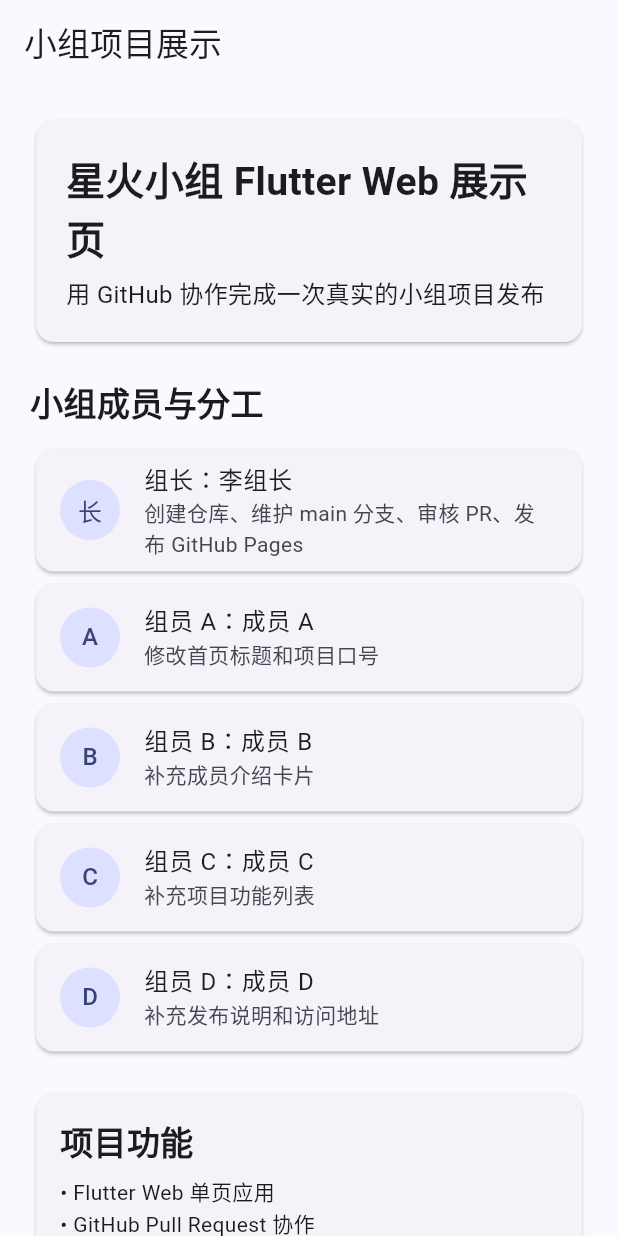
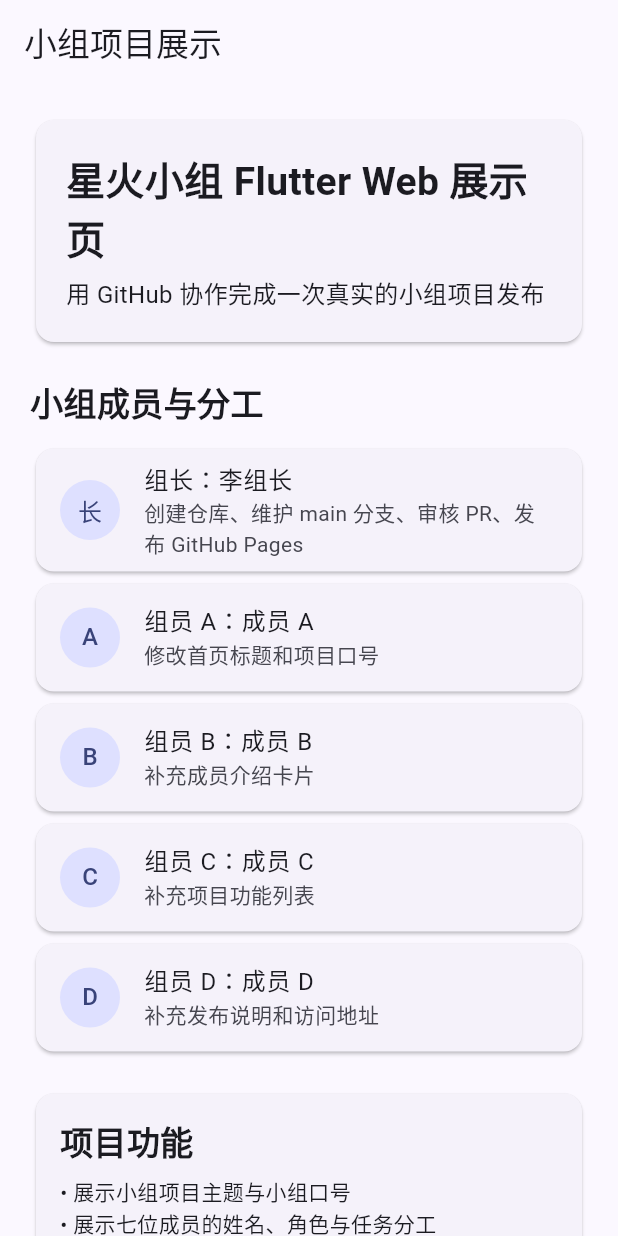
Before and after one commit to Dawncxxy/group-flutter-pages-demo, a Flutter app: the screen it shows after launch, on a phone screen of 412 x 824 dp. Run offline on Flutter 3.47's test engine with Material 3 defaults, Android fonts, the phone set to English and light mode, and no system bars.

Commit message:
update project features

```diff
--- a/lib/main.dart
+++ b/lib/main.dart
@@ -36,10 +36,10 @@ class TeamHomePage extends StatelessWidget {
   ];
 
   static const List<String> features = [
-    'Flutter Web 单页应用',
-    'GitHub Pull Request 协作',
-    '组长审核与合并代码',
-    'GitHub Pages 静态站点发布',
+    '展示小组项目主题与小组口号',
+    '展示七位成员的姓名、角色与任务分工',
+    '每位组员通过独立分支和 Pull Request 完成协作修改',
+    '使用 Flutter Web 构建并通过 GitHub Pages 对外发布',
   ];
 
   static const List<String> releaseNotes = [
```
